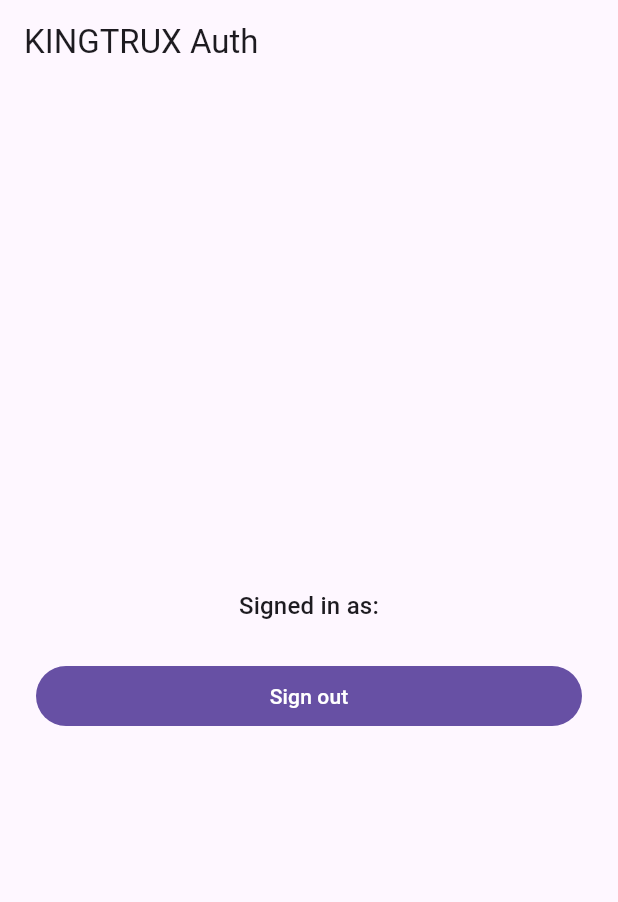
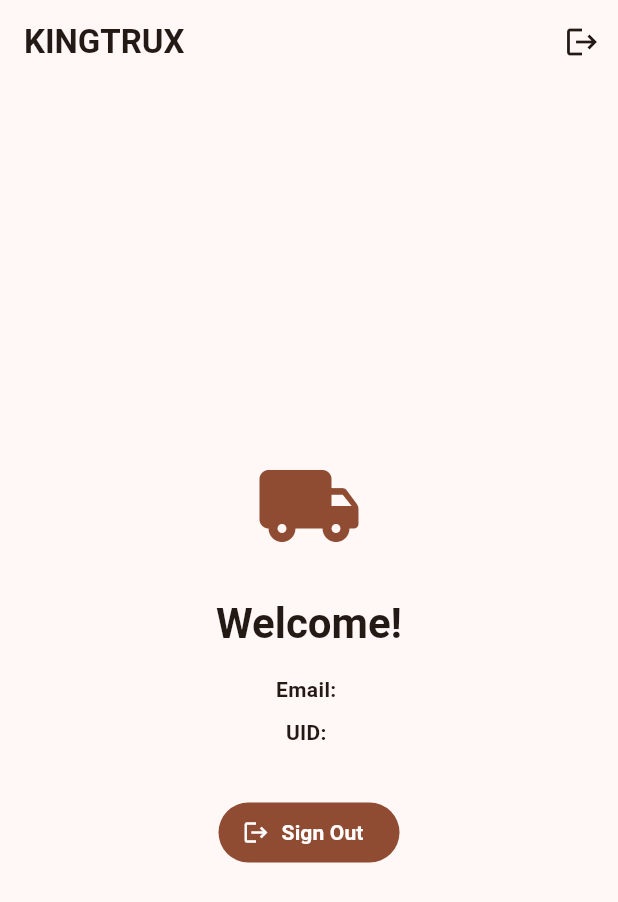
Before and after one commit to dukens11-create/kingtrux, a Flutter app: the screen it shows once a user with an empty profile is signed in, on a phone screen of 412 x 824 dp. Shown: the top 902 px of the screen. Run offline on Flutter 3.47's test engine with Material 3 defaults, Android fonts, the phone set to English and light mode, and no system bars; our stand-ins replace firebase_auth, firebase_core, flutter_tts, geolocator, google_maps_flutter, google_sign_in and 3 more; missing offline and left inert: purchases_flutter; accounts and stored records are empty.

Commit message:
Add HomeScreen, AuthGate routing, fix main.dart, add confirm-password field
Co-authored-by: dukens11-create <249652828+dukens11-create@users.noreply.github.com>

```diff
--- a/lib/app.dart
+++ b/lib/app.dart
@@ -5,7 +5,7 @@ import 'services/admin_service.dart';
 import 'services/auth_service.dart';
 import 'state/app_state.dart';
 import 'ui/auth_screen.dart';
-import 'ui/map_screen.dart';
+import 'ui/home_screen.dart';
 import 'ui/theme/app_theme.dart';
 
 /// Main KINGTRUX application
@@ -42,7 +42,7 @@ class KingTruxApp extends StatelessWidget {
   }
 }
 
-/// Routes to [AuthScreen] or [MapScreen] based on Firebase auth state.
+/// Routes to [AuthScreen] or [HomeScreen] based on Firebase auth state.
 class _AuthGate extends StatelessWidget {
   const _AuthGate();
 
@@ -62,7 +62,7 @@ class _AuthGate extends StatelessWidget {
           return const AuthScreen();
         }
         if (snapshot.hasData) {
-          return const MapScreen();
+          return const HomeScreen();
         }
         return const AuthScreen();
       },
--- /dev/null
+++ b/lib/ui/home_screen.dart
@@ -0,0 +1,87 @@
+import 'package:firebase_auth/firebase_auth.dart';
+import 'package:flutter/material.dart';
+import 'package:provider/provider.dart';
+import '../services/auth_service.dart';
+
+/// A placeholder home screen shown to authenticated users.
+///
+/// Displays the current user's email and UID, and provides a Sign Out button
+/// that calls [AuthService.signOut], which causes [_AuthGate] in [app.dart]
+/// to redirect back to [AuthScreen] via the [authStateChanges] stream.
+class HomeScreen extends StatelessWidget {
+  const HomeScreen({super.key});
+
+  @override
+  Widget build(BuildContext context) {
+    final user = FirebaseAuth.instance.currentUser;
+    final cs = Theme.of(context).colorScheme;
+
+    return Scaffold(
+      appBar: AppBar(
+        title: const Text('KINGTRUX'),
+        actions: [
+          IconButton(
+            icon: const Icon(Icons.logout),
+            tooltip: 'Sign out',
+            onPressed: () => _signOut(context),
+          ),
+        ],
+      ),
+      body: Center(
+        child: Padding(
+          padding: const EdgeInsets.all(24),
+          child: Column(
+            mainAxisSize: MainAxisSize.min,
+            children: [
+              Icon(Icons.local_shipping_rounded, size: 72, color: cs.primary),
+              const SizedBox(height: 24),
+              Text(
+                'Welcome!',
+                style: Theme.of(context)
+                    .textTheme
+                    .headlineMedium
+                    ?.copyWith(fontWeight: FontWeight.bold),
+              ),
+              const SizedBox(height: 16),
+              if (user != null) ...[
+                _InfoRow(label: 'Email', value: user.email ?? '—'),
+                const SizedBox(height: 8),
+                _InfoRow(label: 'UID', value: user.uid),
+                const SizedBox(height: 32),
+              ],
+              FilledButton.icon(
+                onPressed: () => _signOut(context),
+                icon: const Icon(Icons.logout),
+                label: const Text('Sign Out'),
+              ),
+            ],
+          ),
+        ),
+      ),
+    );
+  }
+
+  Future<void> _signOut(BuildContext context) async {
+    final authService = context.read<AuthService>();
+    await authService.signOut();
+  }
+}
+
+class _InfoRow extends StatelessWidget {
+  final String label;
+  final String value;
+
+  const _InfoRow({required this.label, required this.value});
+
+  @override
+  Widget build(BuildContext context) {
+    return Row(
+      mainAxisSize: MainAxisSize.min,
+      children: [
+        Text('$label: ',
+            style: const TextStyle(fontWeight: FontWeight.bold)),
+        Flexible(child: Text(value, overflow: TextOverflow.ellipsis)),
+      ],
+    );
+  }
+}
```
Also changed, not shown: lib/main.dart (+2 -6 lines), lib/ui/auth_screen.dart (+30 -5 lines), 1 other file.
